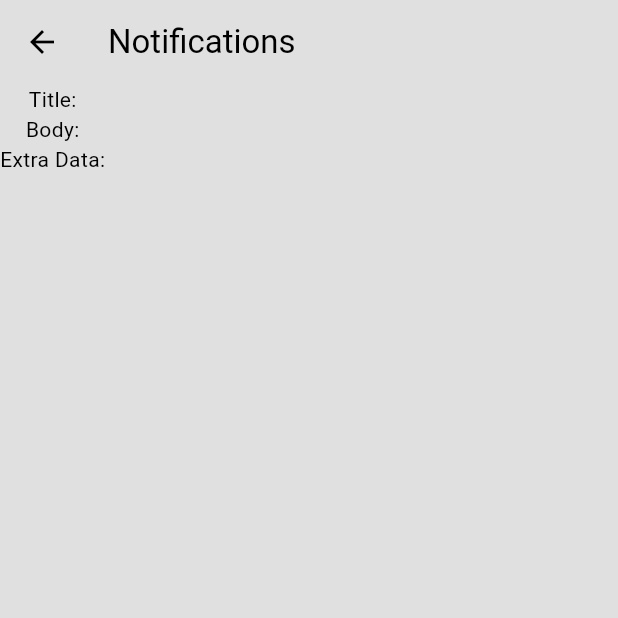
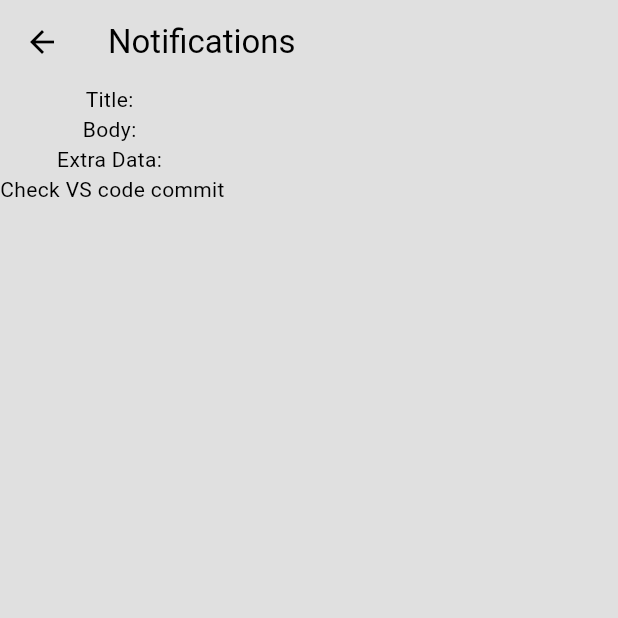
Before and after one commit to bvkbb1/twitterV, a Flutter app: the NotificationPage screen opened directly with empty values, on a phone screen of 412 x 824 dp, the top half of it. Run offline on Flutter 3.47's test engine with Material 3 defaults, Android fonts, the phone set to English and light mode, and no system bars; our stand-ins replace cloud_firestore, firebase_auth, firebase_core, firebase_messaging, flutter_local_notifications; accounts and stored records are empty.

Commit message:
first commit

```diff
--- a/lib/pages/notification_page.dart
+++ b/lib/pages/notification_page.dart
@@ -52,6 +52,7 @@ class NotificationPage extends StatelessWidget {
           Text('Body: ${message['body']}'),
           if (message['extraData'] != null)
             Text('Extra Data: ${message['extraData']}'),
+            Text('Check VS code commit')
         ],
       )
       :
```
